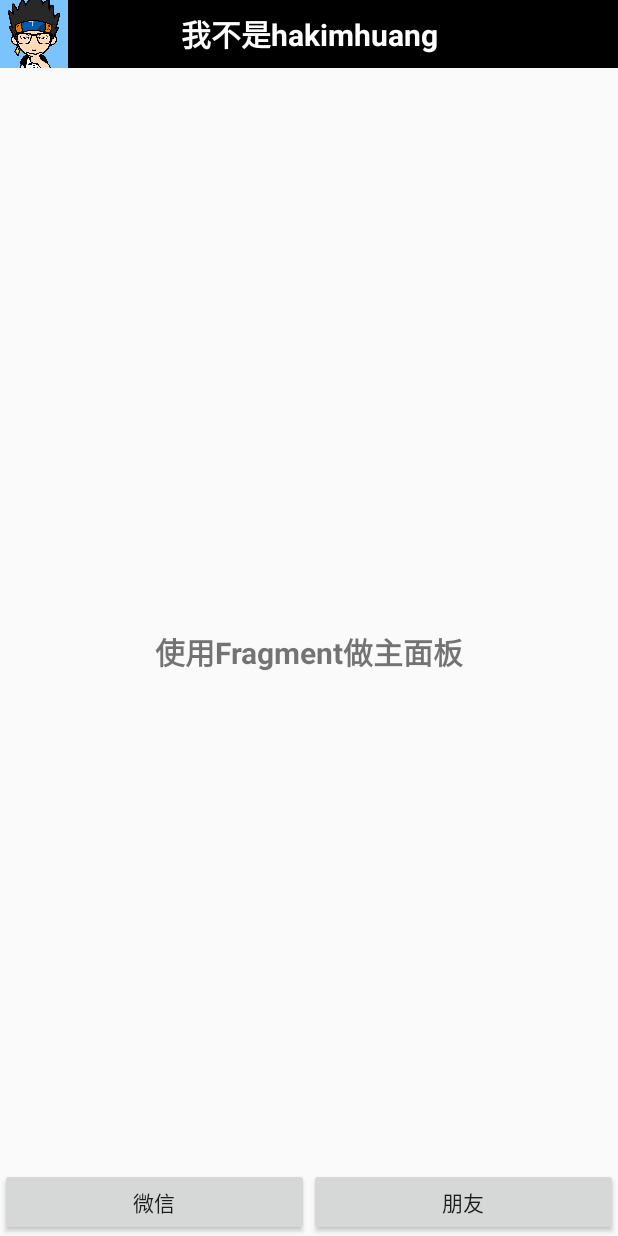
After one commit to jingtalk/Hello-ButterKnife, an Android app: the FragmentDynamicActivity screen opened directly, with no data from a screen before it, on a phone screen of 412 x 824 dp. The commit adds this screen. Run offline under Robolectric (Android 15) with nearby library versions, the phone set to English and light mode, and no system bars; our stand-ins replace ButterKnife.

Commit message:
source update

```diff
--- /dev/null
+++ b/app/src/main/java/com/example/jinghuang/hellobutterknife/FragmentDynamicActivity.java
@@ -0,0 +1,68 @@
+package com.example.jinghuang.hellobutterknife;
+
+import android.app.Activity;
+import android.app.FragmentManager;
+import android.app.FragmentTransaction;
+import android.os.Bundle;
+import android.view.View;
+import android.view.Window;
+
+import com.example.jinghuang.hellobutterknife.fragment.ContentFragment;
+import com.example.jinghuang.hellobutterknife.fragment.FriendFragment;
+import com.example.jinghuang.hellobutterknife.fragment.WxFragment;
+
+import butterknife.ButterKnife;
+import butterknife.OnClick;
+
+/**
+ * Created by hakimhuang on 2017/1/19.
+ */
+
+public class FragmentDynamicActivity extends Activity {
+
+    private WxFragment mWx;
+    private FriendFragment mFriend;
+    private ContentFragment mContent;
+
+    @OnClick({R.id.btnFri, R.id.btnWx})
+    public void process(View view) {
+
+        // 开启事务
+        FragmentManager fm = getFragmentManager();
+        FragmentTransaction transaction = fm.beginTransaction();
+
+        switch (view.getId()) {
+            case R.id.btnFri:
+                if (mFriend == null) {
+                    mFriend = new FriendFragment();
+                }
+                // 使用当前Fragment的布局替代id_content的控件
+                transaction.replace(R.id.id_content, mFriend);
+                break;
+            case R.id.btnWx:
+                if (mWx == null) {
+                    mWx = new WxFragment();
+                }
+                transaction.replace(R.id.id_content, mWx);
+                break;
+            default:
+                break;
+        }
+
+        // 事务提交
+        transaction.commit();
+
+    }
+
+    @Override
+    protected void onCreate(Bundle savedInstanceState) {
+        super.onCreate(savedInstanceState);
+        requestWindowFeature(Window.FEATURE_NO_TITLE);
+        setContentView(R.layout.fragment_dynamic_main);
+        ButterKnife.bind(this);
+
+        mContent = new ContentFragment();
+        getFragmentManager().beginTransaction().replace(R.id.id_content, mContent).commit();
+    }
+
+}
--- /dev/null
+++ b/app/src/main/java/com/example/jinghuang/hellobutterknife/fragment/ContentFragment.java
@@ -0,0 +1,27 @@
+package com.example.jinghuang.hellobutterknife.fragment;
+
+import android.app.Fragment;
+import android.os.Bundle;
+import android.support.annotation.Nullable;
+import android.view.LayoutInflater;
+import android.view.View;
+import android.view.ViewGroup;
+import android.widget.ImageButton;
+import android.widget.Toast;
+
+import com.example.jinghuang.hellobutterknife.R;
+
+/**
+ * Created by hakimhuang on 2017/1/19.
+ */
+
+public class ContentFragment extends Fragment{
+
+
+    @Nullable
+    @Override
+    public View onCreateView(LayoutInflater inflater, ViewGroup container, Bundle savedInstanceState) {
+
+        return inflater.inflate(R.layout.fragment_content, container, false);
+    }
+}
--- /dev/null
+++ b/app/src/main/java/com/example/jinghuang/hellobutterknife/fragment/TitleFragment.java
@@ -0,0 +1,50 @@
+package com.example.jinghuang.hellobutterknife.fragment;
+
+import android.app.Fragment;
+import android.os.Bundle;
+import android.support.annotation.Nullable;
+import android.view.LayoutInflater;
+import android.view.View;
+import android.view.ViewGroup;
+import android.widget.ImageButton;
+import android.widget.Toast;
+
+import com.example.jinghuang.hellobutterknife.R;
+
+import butterknife.BindView;
+import butterknife.ButterKnife;
+import butterknife.OnClick;
+
+/**
+ * Created by hakimhuang on 2017/1/19.
+ */
+
+public class TitleFragment extends Fragment{
+
+
+    @BindView(R.id.id_title_left_btn)
+    ImageButton mLeftMenu;
+
+    @Nullable
+    @Override
+    public View onCreateView(LayoutInflater inflater, ViewGroup container, Bundle savedInstanceState) {
+
+        View view = inflater.inflate(R.layout.fragment_title, container, false);
+//        mLeftMenu = (ImageButton) view.findViewById(R.id.id_title_left_btn);
+//        mLeftMenu.setOnClickListener(new View.OnClickListener() {
+//            @Override
+//            public void onClick(View v) {
+//                Toast.makeText(getActivity(), "i am a imagebutton in TitleFragment!", Toast.LENGTH_LONG).show();
+//            }
+//        });
+
+        // Fragment中的绑定操作
+        ButterKnife.bind(this, view);
+        return view;
+    }
+
+    @OnClick(R.id.id_title_left_btn)
+    public void show() {
+        Toast.makeText(getActivity(), "i am a imagebutton in TitleFragment!", Toast.LENGTH_LONG).show();
+    }
+}
--- /dev/null
+++ b/app/src/main/res/layout/fragment_content.xml
@@ -0,0 +1,14 @@
+<?xml version="1.0" encoding="utf-8"?>
+<RelativeLayout xmlns:android="http://schemas.android.com/apk/res/android"
+    android:layout_width="match_parent"
+    android:layout_height="match_parent">
+
+    <TextView
+        android:layout_width="match_parent"
+        android:layout_height="match_parent"
+        android:gravity="center"
+        android:text="使用Fragment做主面板"
+        android:textSize="20sp"
+        android:textStyle="bold"/>
+
+</RelativeLayout>
--- /dev/null
+++ b/app/src/main/res/layout/fragment_dynamic_main.xml
@@ -0,0 +1,38 @@
+<RelativeLayout xmlns:android="http://schemas.android.com/apk/res/android"
+    xmlns:tools="http://schemas.android.com/tools"
+    android:layout_width="match_parent"
+    android:layout_height="match_parent">
+
+    <fragment
+        android:id="@+id/id_fragment_title"
+        android:name="com.example.jinghuang.hellobutterknife.fragment.TitleFragment"
+        android:layout_width="fill_parent"
+        android:layout_height="45dp" />
+
+    <FrameLayout
+        android:id="@+id/id_content"
+        android:layout_width="match_parent"
+        android:layout_height="match_parent"
+        android:layout_below="@id/id_fragment_title" />
+
+    <LinearLayout
+        android:layout_width="match_parent"
+        android:layout_height="45dp"
+        android:layout_alignParentBottom="true"
+        android:orientation="horizontal">
+
+        <Button
+            android:id="@+id/btnWx"
+            android:layout_width="match_parent"
+            android:layout_height="match_parent"
+            android:text="微信"
+            android:layout_weight="1" />
+
+        <Button
+            android:id="@+id/btnFri"
+            android:layout_width="match_parent"
+            android:layout_height="match_parent"
+            android:text="朋友"
+            android:layout_weight="1" />
+    </LinearLayout>
+</RelativeLayout>
--- /dev/null
+++ b/app/src/main/res/layout/fragment_title.xml
@@ -0,0 +1,23 @@
+<?xml version="1.0" encoding="utf-8"?>
+<RelativeLayout xmlns:android="http://schemas.android.com/apk/res/android"
+    android:layout_width="match_parent"
+    android:layout_height="45dp"
+    android:background="@android:color/black" >
+
+    <ImageButton
+        android:id="@+id/id_title_left_btn"
+        android:layout_width="45dp"
+        android:layout_height="45dp"
+        android:layout_centerVertical="true"
+        android:background="@mipmap/avator_one" />
+
+    <TextView
+        android:layout_width="fill_parent"
+        android:layout_height="fill_parent"
+        android:gravity="center"
+        android:text="我不是hakimhuang"
+        android:textColor="#fff"
+        android:textSize="20sp"
+        android:textStyle="bold" />
+
+</RelativeLayout>
```
Also changed, not shown: app/src/main/AndroidManifest.xml (+8 -0 lines), app/src/main/java/com/example/jinghuang/hellobutterknife/FragmentStaticActivity.java (added, +18 -0 lines), app/src/main/java/com/example/jinghuang/hellobutterknife/MainActivity.java (+37 -17 lines), app/src/main/java/com/example/jinghuang/hellobutterknife/fragment/FriendFragment.java (added, +25 -0 lines), app/src/main/java/com/example/jinghuang/hellobutterknife/fragment/WxFragment.java (added, +25 -0 lines), app/src/main/res/layout/fragment_friend.xml (added, +14 -0 lines), app/src/main/res/layout/fragment_static_main.xml (added, +19 -0 lines), app/src/main/res/layout/fragment_wx.xml (added, +14 -0 lines), app/src/main/res/menu/activity_main_drawer.xml (+4 -4 lines).
